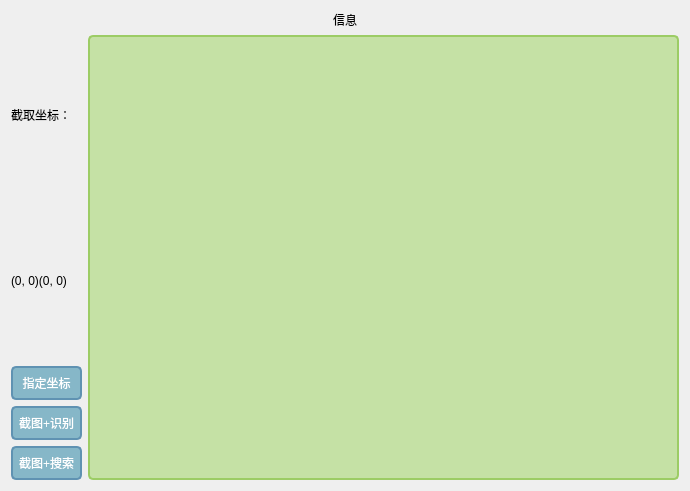
This is ui.ui in TaylorAndTony/PhoneImageOCR as Qt 5 draws it before an edit. The edited form follows.
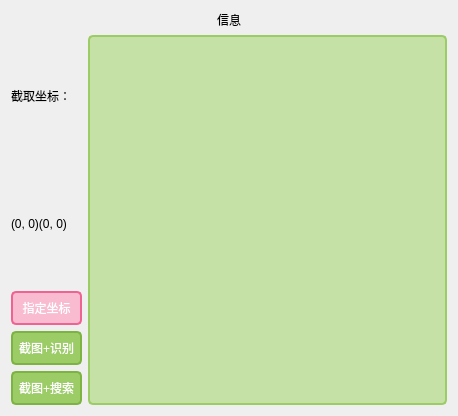
This is the edited form.

Commit message: full screen OCR

The edit to the form file:
```diff
--- a/ui.ui
+++ b/ui.ui
@@ -6,8 +6,8 @@
    <rect>
     <x>0</x>
     <y>0</y>
-    <width>690</width>
-    <height>491</height>
+    <width>458</width>
+    <height>416</height>
    </rect>
   </property>
   <property name="windowTitle">
@@ -31,14 +31,14 @@
 }
 
 
-/* 按钮 */
+/* 绿色按钮 */
 QPushButton
 {
   font: 14pt &quot;Microsoft YaHei UI&quot;;
-  background-color:rgb(134,183,200);
-  border:2px solid #5F92B2;
+  background-color:#9ccc65;
+  border:2px solid #7cb342;
   border-radius:5px;
-  color:white;
+  color: white;
   padding: 6px 6px
 }
 QPushButton:hover
@@ -94,6 +94,36 @@
         <layout class="QVBoxLayout" name="verticalLayout">
          <item>
           <widget class="QPushButton" name="btn_set_pos">
+           <property name="styleSheet">
+            <string notr="true">/* buttons */
+QPushButton
+{
+  font: 14pt &quot;Microsoft YaHei UI&quot;;
+  background-color:rgb(248,187,208);
+  border:2px solid #f06292;
+  border-radius:5px;
+  color:white;
+  padding: 6px 6px
+}
+QPushButton:hover
+{
+  font: 14pt &quot;Microsoft YaHei UI&quot;;
+  background-color: #f48fb1;
+  border:2px solid #ec407a;
+  border-radius:5px;
+  color:white;
+  padding: 6px 6px
+}
+QPushButton:hover:pressed
+{
+  font: 14pt &quot;Microsoft YaHei UI&quot;;
+  background-color:#f44336; 
+  border:2px solid #d81b60;
+  border-radius:5px;
+  color:white;
+  padding: 6px 6px
+}</string>
+           </property>
            <property name="text">
             <string>指定坐标</string>
            </property>
```
Left out of the diff: 8 changed lines with no effect on the pictures. The commit also changes 4 other files.
